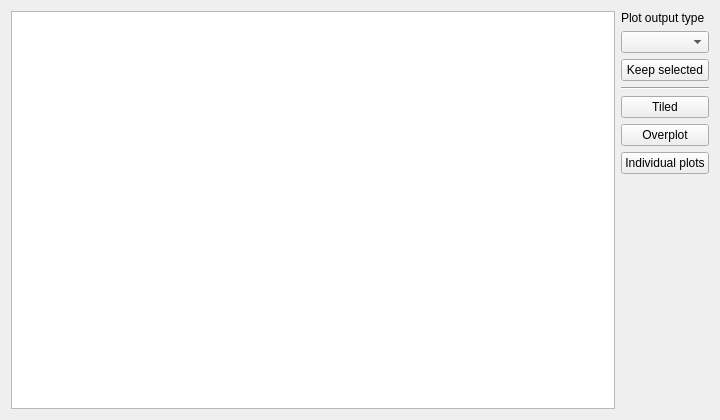
mantidproject/mantid, file qt/scientific_interfaces/ISISReflectometry/GUI/Plotting/PlottingWidget.ui: the form before one commit.
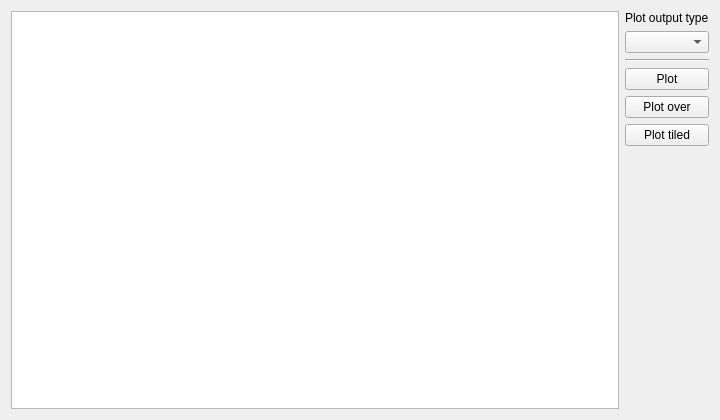
The form after the commit.

Commit message: Add reflectometry plotting tab actions

What changed in the file:
```diff
--- a/qt/scientific_interfaces/ISISReflectometry/GUI/Plotting/PlottingWidget.ui
+++ b/qt/scientific_interfaces/ISISReflectometry/GUI/Plotting/PlottingWidget.ui
@@ -33,13 +33,6 @@
      <item>
       <widget class="QComboBox" name="plotPreset"/>
      </item>
-     <item>
-      <widget class="QPushButton" name="keepSelected">
-       <property name="text">
-        <string>Keep selected</string>
-       </property>
-      </widget>
-     </item>
      <item>
       <widget class="Line" name="line">
        <property name="orientation">
@@ -47,24 +40,24 @@
        </property>
       </widget>
      </item>
-     <item>
-      <widget class="QPushButton" name="plotTiled">
-       <property name="text">
-        <string>Tiled</string>
-       </property>
-      </widget>
-     </item>
-     <item>
-      <widget class="QPushButton" name="plotOverplot">
-       <property name="text">
-        <string>Overplot</string>
-       </property>
-      </widget>
-     </item>
      <item>
       <widget class="QPushButton" name="plotIndividual">
        <property name="text">
-        <string>Individual plots</string>
+        <string>Plot</string>
+       </property>
+      </widget>
+     </item>
+     <item>
+      <widget class="QPushButton" name="plotOverplot">
+       <property name="text">
+        <string>Plot over</string>
+       </property>
+      </widget>
+     </item>
+     <item>
+      <widget class="QPushButton" name="plotTiled">
+       <property name="text">
+        <string>Plot tiled</string>
        </property>
       </widget>
      </item>
```
The commit also changes 10 other files.
